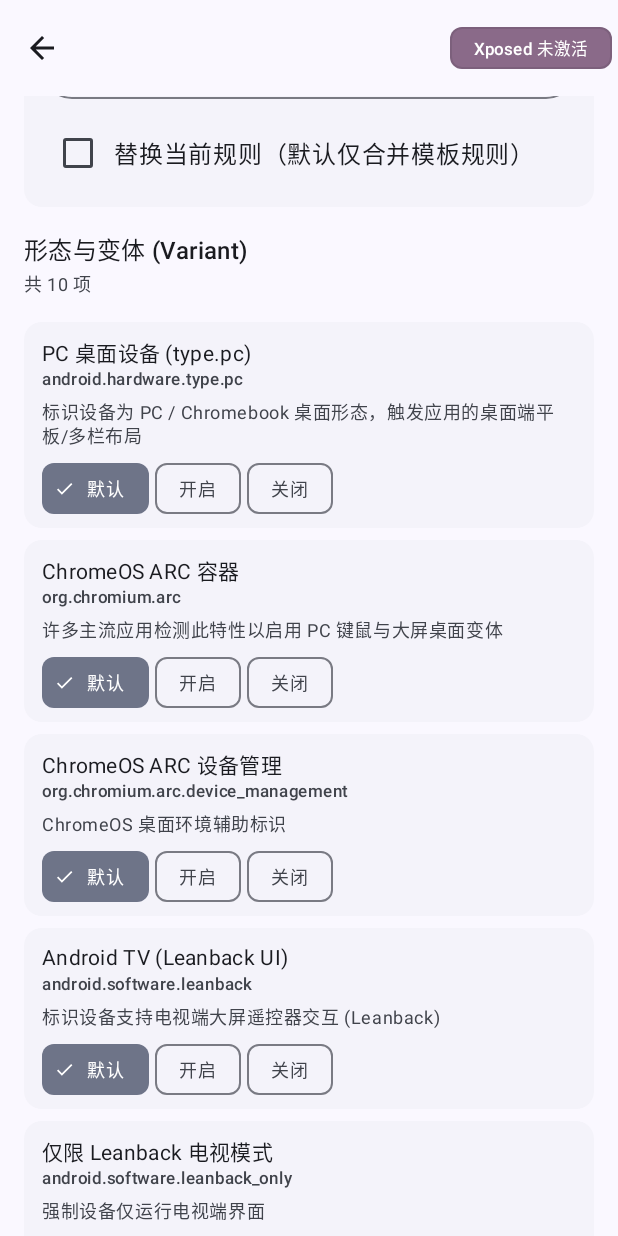
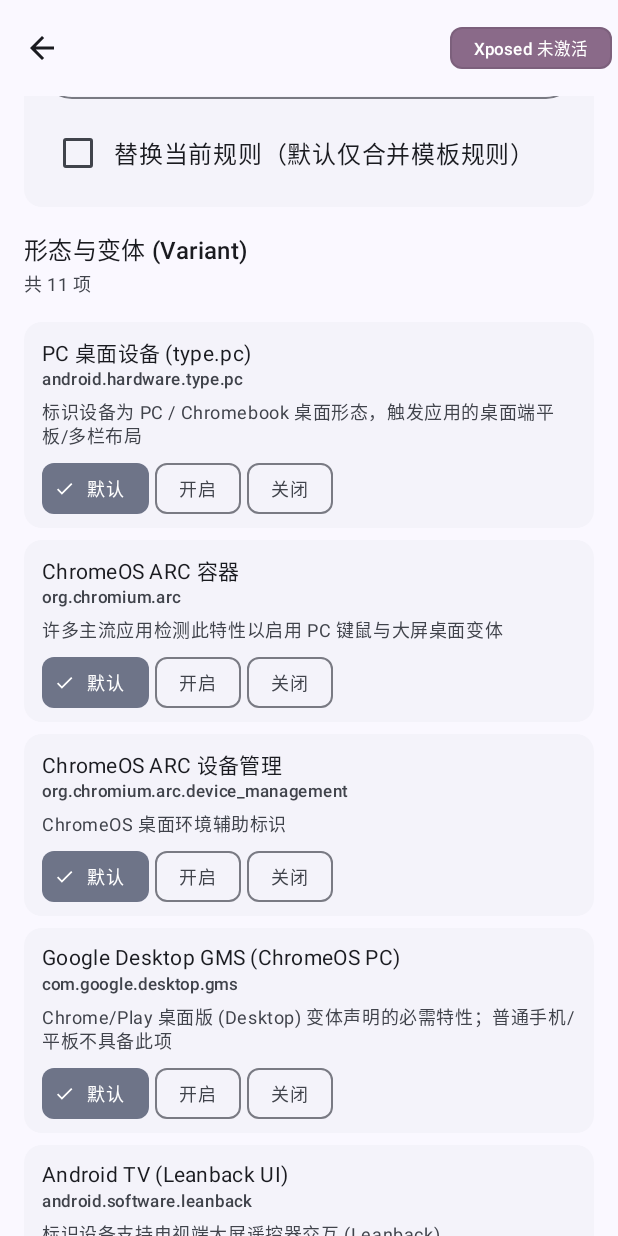
Before and after one commit to indusy55/io.github.indusy55.featuremanager, an Android app built with Jetpack Compose: the composable AppRulesScreen called with empty values, scrolled down 532 dp, on a phone screen of 412 x 824 dp. Run offline under Robolectric (Android 15) with nearby library versions, the phone set to English and light mode, and no system bars; libraries missing offline, so code that uses them is left out: io.github.libxposed.service.

Commit message:
fix: align launcher tiles and complete Play desktop feature set
- Make only the app icon clickable and use fixed-size adaptive grid cells
- Add com.google.desktop.gms to PC template and catalog for Chrome Canary Desktop variant
- Document Play's server-side device profile caveat

```diff
--- a/app/src/main/kotlin/io/github/indusy55/featuremanager/core/ConfigContract.kt
+++ b/app/src/main/kotlin/io/github/indusy55/featuremanager/core/ConfigContract.kt
@@ -64,6 +64,7 @@ object FeatureCatalog {
     const val FEATURE_CHROME_ARC = "org.chromium.arc"
     const val FEATURE_CHROME_ARC_DEVICE_MGMT = "org.chromium.arc.device_management"
     const val FEATURE_GOOGLE_AT_HOME = "com.google.android.tv"
+    const val FEATURE_DESKTOP_GMS = "com.google.desktop.gms"
 
     val KNOWN_FEATURES: List<FeatureSpec> = listOf(
         // Form factor / Variant (PC, TV, Watch, Automotive, Embedded)
@@ -84,6 +85,12 @@ object FeatureCatalog {
             label = "ChromeOS ARC 设备管理",
             category = FeatureCategory.FORM_FACTOR,
             description = "ChromeOS 桌面环境辅助标识"
+        ),
+        FeatureSpec(
+            name = FEATURE_DESKTOP_GMS,
+            label = "Google Desktop GMS (ChromeOS PC)",
+            category = FeatureCategory.FORM_FACTOR,
+            description = "Chrome/Play 桌面版 (Desktop) 变体声明的必需特性；普通手机/平板不具备此项"
         ),
         FeatureSpec(
             name = PackageManager.FEATURE_LEANBACK,
--- a/app/src/main/kotlin/io/github/indusy55/featuremanager/data/Rule.kt
+++ b/app/src/main/kotlin/io/github/indusy55/featuremanager/data/Rule.kt
@@ -124,6 +124,7 @@ object BuiltinTemplates {
             PackageManager.FEATURE_PC to Decision.FORCE_TRUE,
             FeatureCatalog.FEATURE_CHROME_ARC to Decision.FORCE_TRUE,
             FeatureCatalog.FEATURE_CHROME_ARC_DEVICE_MGMT to Decision.FORCE_TRUE,
+            FeatureCatalog.FEATURE_DESKTOP_GMS to Decision.FORCE_TRUE,
             PackageManager.FEATURE_FREEFORM_WINDOW_MANAGEMENT to Decision.FORCE_TRUE,
             PackageManager.FEATURE_ACTIVITIES_ON_SECONDARY_DISPLAYS to Decision.FORCE_TRUE,
             PackageManager.FEATURE_FAKETOUCH to Decision.FORCE_TRUE,
```
Also changed, not shown: app/src/main/kotlin/io/github/indusy55/featuremanager/ui/components/CommonComponents.kt (+7 -4 lines), app/src/main/kotlin/io/github/indusy55/featuremanager/ui/main/HomeScreen.kt (+7 -1 lines), 1 other file.
